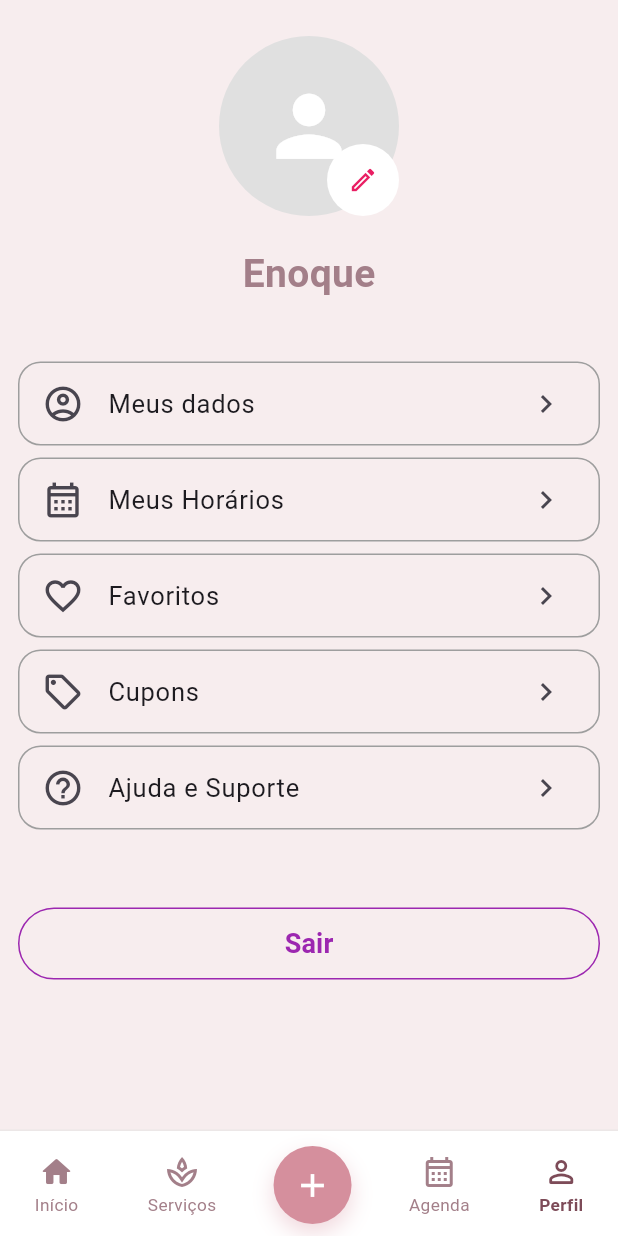
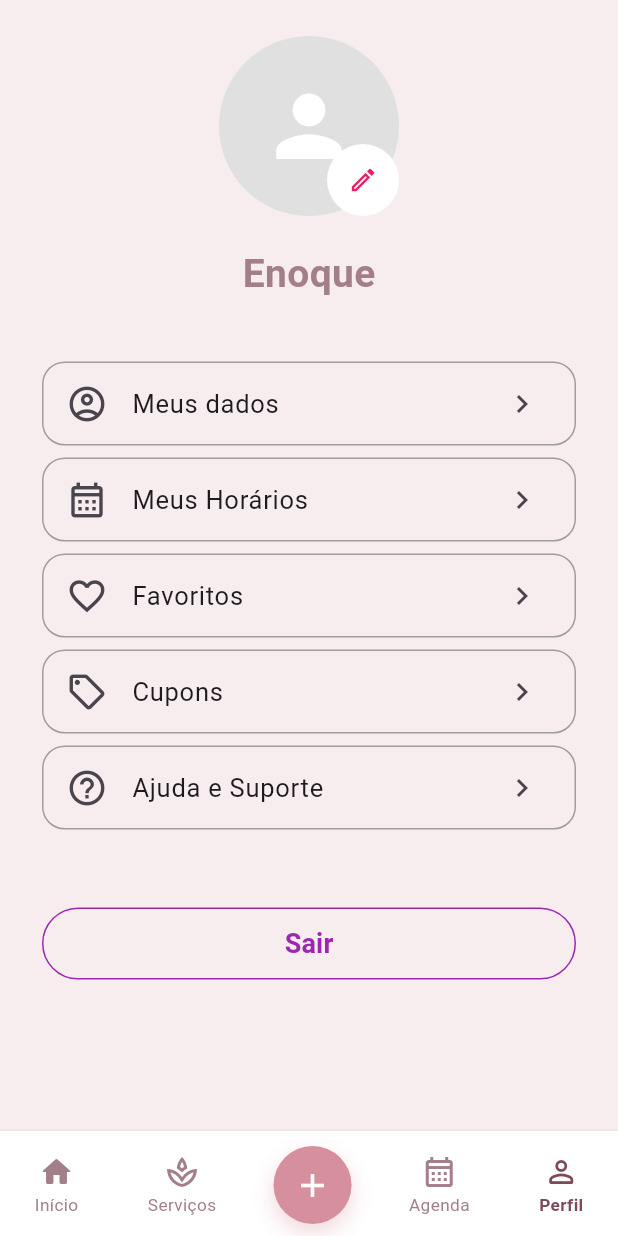
Before and after one commit to EnoqueAzevedo/software-product, a Flutter app: the PerfilScreen screen opened directly, on a phone screen of 412 x 824 dp. Run offline on Flutter 3.47's test engine with Material 3 defaults, Android fonts, the phone set to English and light mode, and no system bars; our stand-ins replace file_picker, image_picker, shared_preferences; accounts and stored records are empty; network calls fail.

Commit message:
centralizacao  pagina perfil

```diff
--- a/app/lib/pages/perfil.dart
+++ b/app/lib/pages/perfil.dart
@@ -1,5 +1,3 @@
-
-import 'dart:typed_data';
 
 import 'package:flutter/foundation.dart';
 import 'package:flutter/material.dart';
@@ -11,6 +9,7 @@ import 'home_screen.dart';
 import 'meus_agendamentos.dart';
 import 'servico.dart';
 
+const double _larguraMaximaPerfil = 720;
 
 class PerfilScreen extends StatefulWidget {
   const PerfilScreen({super.key});
@@ -155,13 +154,33 @@ class _PerfilScreenState extends State<PerfilScreen> {
 
   @override
   Widget build(BuildContext context) {
-    return Scaffold(
+    final mediaQuery = MediaQuery.of(context);
+
+    return MediaQuery(
+      // Mantém o mesmo limite de escala de texto utilizado na Home.
+      data: mediaQuery.copyWith(
+        textScaler: mediaQuery.textScaler.clamp(maxScaleFactor: 1.3),
+      ),
+      child: Scaffold(
         body: SafeArea(
           child: Column(
             children: [
               Expanded(
                 child: SingleChildScrollView(
-                padding: const EdgeInsets.symmetric(vertical: 24),
+                  child: Center(
+                    // Em telas largas, limita e centraliza o conteúdo do Perfil,
+                    // como acontece no HomeScreen.
+                    child: ConstrainedBox(
+                      constraints: const BoxConstraints(
+                        maxWidth: _larguraMaximaPerfil,
+                      ),
+                      child: Padding(
+                        padding: const EdgeInsets.fromLTRB(
+                          AppSpacing.md,
+                          24,
+                          AppSpacing.md,
+                          24,
+                        ),
                         child: Column(
                           children: [
                             Stack(
@@ -250,8 +269,12 @@ class _PerfilScreenState extends State<PerfilScreen> {
                         ),
                       ),
                     ),
+                  ),
+                ),
+              ),
               const _BottomNavBar(),
             ],
+          ),
         ),
       ),
     );
```
Lines whose indentation alone changed are shown as unchanged.
